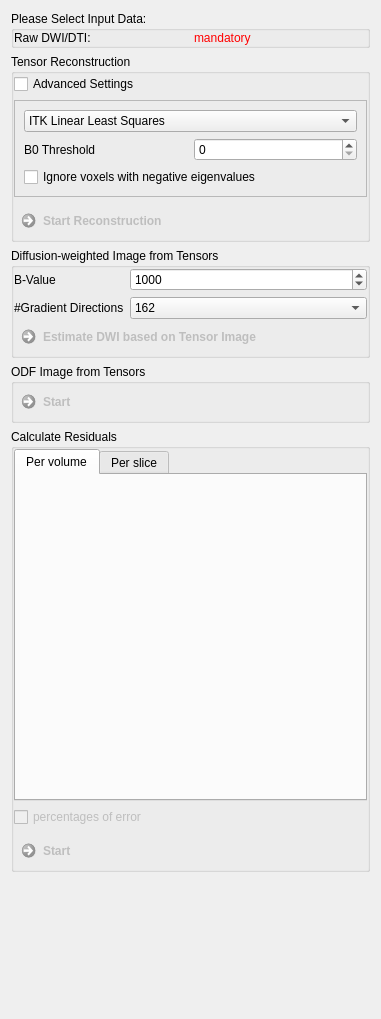
Above: Plugins/org.mitk.gui.qt.diffusionimaging.reconstruction/src/internal/QmitkTensorReconstructionViewControls.ui from MITK/MITK before the change. Below: the same form after it.
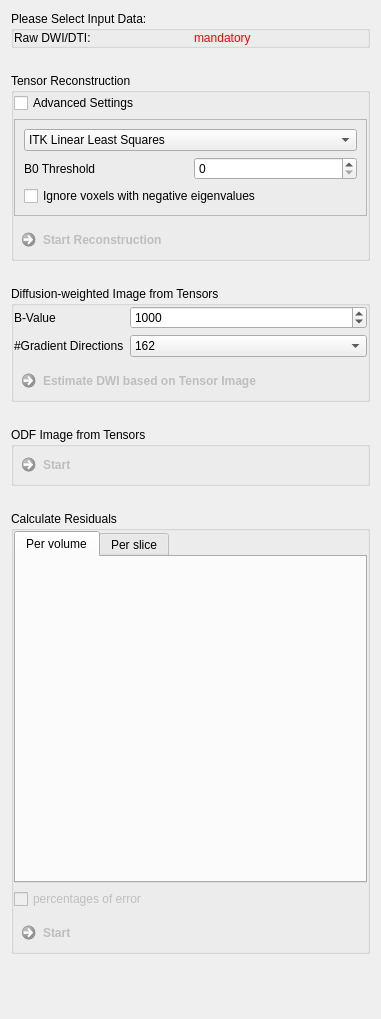
That is the form after the change. Custom widgets are drawn as their Qt base class.

Commit message: Refactor view layout

```diff
--- a/Plugins/org.mitk.gui.qt.diffusionimaging.reconstruction/src/internal/QmitkTensorReconstructionViewControls.ui
+++ b/Plugins/org.mitk.gui.qt.diffusionimaging.reconstruction/src/internal/QmitkTensorReconstructionViewControls.ui
@@ -22,8 +22,11 @@
   <property name="windowTitle">
    <string>QmitkTensorReconstructionViewControls</string>
   </property>
-  <layout class="QVBoxLayout" name="verticalLayout_11">
-   <item>
+  <layout class="QGridLayout" name="gridLayout_5">
+   <property name="verticalSpacing">
+    <number>25</number>
+   </property>
+   <item row="0" column="0">
     <widget class="QGroupBox" name="m_InputData">
      <property name="title">
       <string>Please Select Input Data:</string>
@@ -67,12 +70,12 @@
      </layout>
     </widget>
    </item>
-   <item>
+   <item row="1" column="0">
     <widget class="QGroupBox" name="groupBox_2">
      <property name="title">
       <string>Tensor Reconstruction</string>
      </property>
-     <layout class="QVBoxLayout" name="verticalLayout">
+     <layout class="QGridLayout" name="gridLayout_7">
       <property name="leftMargin">
        <number>0</number>
       </property>
@@ -85,7 +88,7 @@
       <property name="bottomMargin">
        <number>0</number>
       </property>
-      <item>
+      <item row="0" column="0">
        <widget class="QCheckBox" name="m_Advanced1">
         <property name="text">
          <string>Advanced Settings</string>
@@ -95,7 +98,7 @@
         </property>
        </widget>
       </item>
-      <item>
+      <item row="1" column="0">
        <widget class="QFrame" name="frame">
         <property name="frameShape">
          <enum>QFrame::StyledPanel</enum>
@@ -187,7 +190,7 @@
         </layout>
        </widget>
       </item>
-      <item>
+      <item row="2" column="0">
        <widget class="QCommandLinkButton" name="m_StartReconstruction">
         <property name="enabled">
          <bool>false</bool>
@@ -209,15 +212,12 @@
      </layout>
     </widget>
    </item>
-   <item>
+   <item row="2" column="0">
     <widget class="QGroupBox" name="groupBox">
      <property name="title">
       <string>Diffusion-weighted Image from Tensors</string>
      </property>
-     <layout class="QVBoxLayout" name="verticalLayout_4">
-      <property name="spacing">
-       <number>0</number>
-      </property>
+     <layout class="QGridLayout" name="gridLayout_6">
       <property name="leftMargin">
        <number>0</number>
       </property>
@@ -230,7 +230,7 @@
       <property name="bottomMargin">
        <number>0</number>
       </property>
-      <item>
+      <item row="0" column="0">
        <widget class="QFrame" name="m_TensorsToDWIFrame">
         <property name="frameShape">
          <enum>QFrame::NoFrame</enum>
@@ -359,7 +359,7 @@
         </layout>
        </widget>
       </item>
-      <item>
+      <item row="1" column="0">
        <widget class="QCommandLinkButton" name="m_TensorsToDWIButton">
         <property name="enabled">
          <bool>false</bool>
@@ -381,15 +381,12 @@
      </layout>
     </widget>
    </item>
-   <item>
+   <item row="3" column="0">
     <widget class="QGroupBox" name="groupBox_4">
      <property name="title">
       <string>ODF Image from Tensors</string>
      </property>
-     <layout class="QVBoxLayout" name="verticalLayout_5">
-      <property name="spacing">
-       <number>0</number>
-      </property>
+     <layout class="QGridLayout" name="gridLayout_8">
       <property name="leftMargin">
        <number>0</number>
       </property>
@@ -402,7 +399,7 @@
       <property name="bottomMargin">
        <number>0</number>
       </property>
-      <item>
+      <item row="0" column="0">
        <widget class="QCommandLinkButton" name="m_TensorsToOdfButton">
         <property name="enabled">
          <bool>false</bool>
@@ -424,7 +421,7 @@
      </layout>
     </widget>
    </item>
-   <item>
+   <item row="4" column="0">
     <widget class="QGroupBox" name="groupBox_5">
      <property name="title">
       <string>Calculate Residuals</string>
@@ -449,7 +446,7 @@
        <number>0</number>
       </property>
       <property name="horizontalSpacing">
-       <number>0</number>
+       <number>6</number>
       </property>
       <item row="2" column="0">
        <widget class="QCheckBox" name="m_PercentagesOfOutliers">
@@ -610,7 +607,7 @@
      </layout>
     </widget>
    </item>
-   <item>
+   <item row="5" column="0">
     <spacer name="verticalSpacer">
      <property name="orientation">
       <enum>Qt::Vertical</enum>
```
The commit also changes 94 other files.
